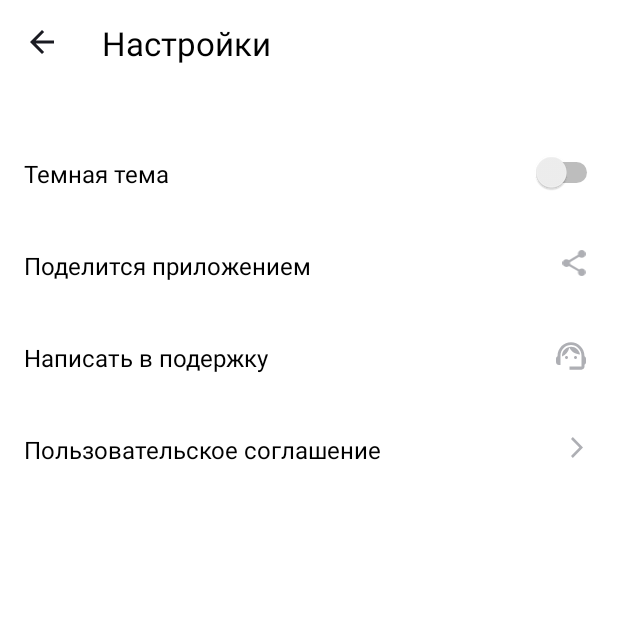
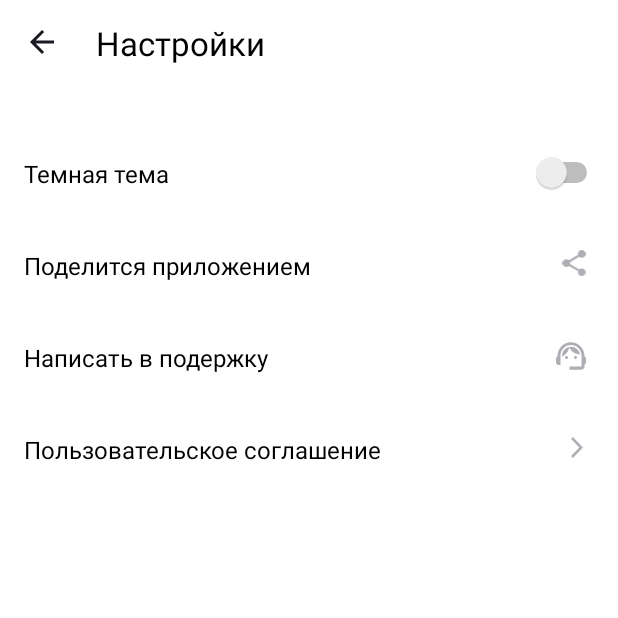
Before and after one commit to KozlovskiyD/PlaylistMaker3, an Android app: the SettingsActivity screen opened directly, with no data from a screen before it, on a phone screen of 412 x 824 dp, the top half of it. Run offline under Robolectric (Android 15) with nearby library versions, the phone set to English and light mode, and no system bars.

```diff
--- a/app/src/main/res/layout/activity_settings.xml
+++ b/app/src/main/res/layout/activity_settings.xml
@@ -25,7 +25,7 @@
         <TextView
             android:layout_width="wrap_content"
             android:layout_height="wrap_content"
-            android:layout_marginStart="64dp"
+            android:layout_marginStart="60dp"
             android:layout_marginTop="@dimen/icon_text"
             android:layout_marginBottom="12dp"
             android:text="@string/setting"
```
